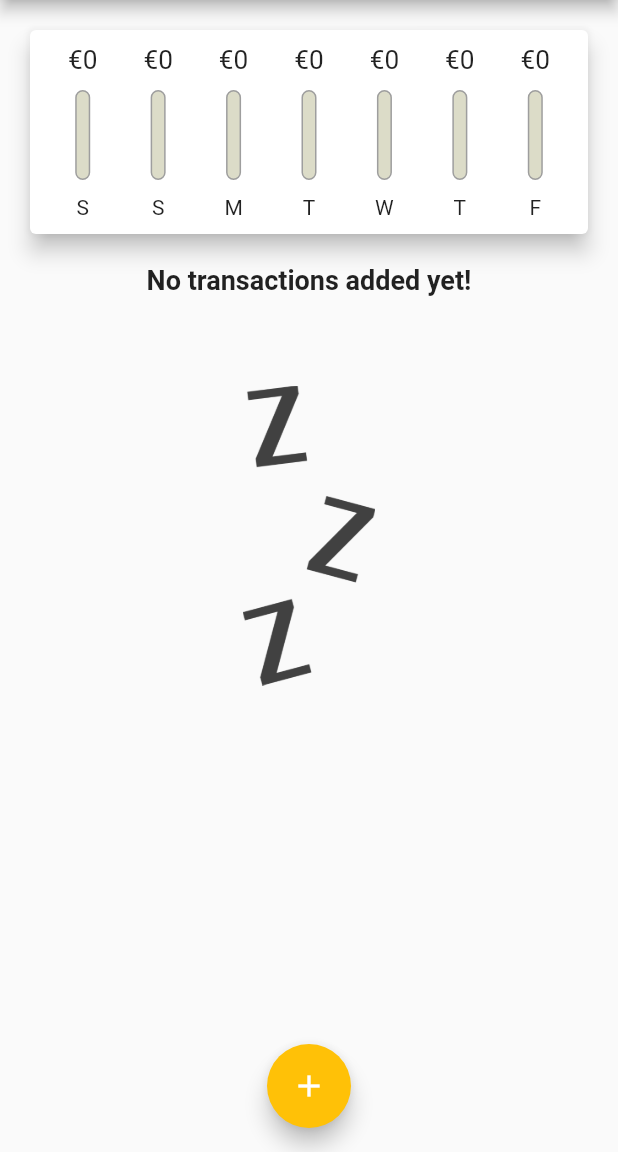
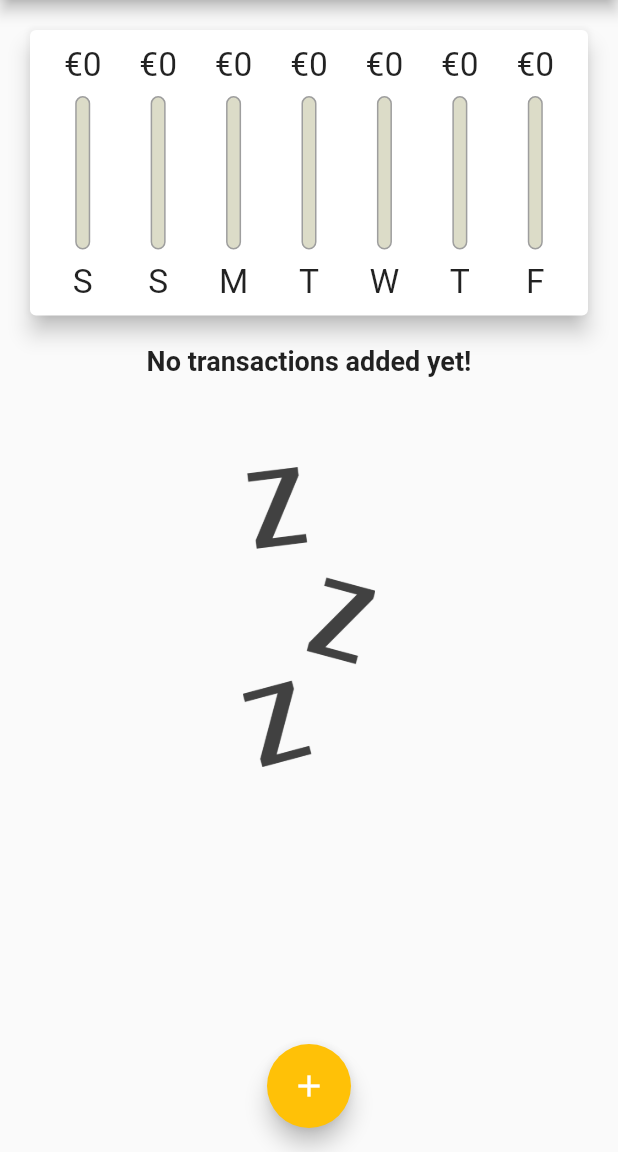
Before and after one commit to stevematdavies/flutter_psa, a Flutter app: the screen it shows after launch, on a phone screen of 412 x 824 dp, the part 84-1236 px from its top. Run offline on Flutter 3.47's test engine with Material 2 defaults, Android fonts, the phone set to English and light mode, and no system bars; Roboto replaces fonts that are missing (OpenSans).

Commit message:
Adding responsive resizing for portrait mode

```diff
--- a/lib/main.dart
+++ b/lib/main.dart
@@ -42,22 +42,8 @@ class MyHomePage extends StatefulWidget {
   @override
   State<MyHomePage> createState() => _MyHomePageState();
 }
-
 class _MyHomePageState extends State<MyHomePage> {
-  final List<Transaction> _userTransactions = [
-    /* Transaction(
-      id: '1',
-      title: 'New Shoes',
-      amount: 69.99,
-      date: DateTime.now(),
-    ),
-    Transaction(
-      id: '2',
-      title: 'Weekly Groceries',
-      amount: 16.53,
-      date: DateTime.now(),
-    ),*/
-  ];
+  final List<Transaction> _userTransactions = [];
 
   void _addNewTransaction(String txTitle, double txAmt, DateTime txDate) {
     setState(() {
@@ -86,8 +72,6 @@ class _MyHomePageState extends State<MyHomePage> {
     );
   }
 
-
-
   List<Transaction> get _recentTransactions {
     return List.from(_userTransactions.where((Transaction t) =>
         t.date.isAfter(DateTime.now().subtract(const Duration(days: 7)))));
@@ -95,8 +79,8 @@ class _MyHomePageState extends State<MyHomePage> {
 
   @override
   Widget build(BuildContext context) {
-    return Scaffold(
-      appBar: AppBar(
+
+     final appBar = AppBar(
         actions: <Widget>[
           IconButton(
             onPressed: () => _showAddNewTransaction(context),
@@ -104,13 +88,21 @@ class _MyHomePageState extends State<MyHomePage> {
           )
         ],
         title: const Text('Personal Expenses'),
-      ),
+      );
+
+    return Scaffold(
+      appBar: appBar,
       body: SingleChildScrollView(
         child: Column(
           crossAxisAlignment: CrossAxisAlignment.stretch,
           children: <Widget>[
-            Chart(_recentTransactions),
-            TransactionList(_userTransactions, _deleteTransaction)
+           SizedBox(
+              height: (MediaQuery.of(context).size.height - appBar.preferredSize.height - MediaQuery.of(context).padding.top) * 0.3,
+              child: Chart(_recentTransactions),
+              ),
+            SizedBox(
+              height: (MediaQuery.of(context).size.height - appBar.preferredSize.height  - MediaQuery.of(context).padding.top) * 0.7,
+              child: TransactionList(_userTransactions, _deleteTransaction))
           ],
         ),
       ),
--- a/lib/widgets/chart.dart
+++ b/lib/widgets/chart.dart
@@ -54,6 +54,7 @@ class Chart extends StatelessWidget {
                             ? 0.0
                             : (t['amount'] as double) / maxSpending)))
                 .toList()),
-        ));
+      ),
+    );
   }
 }
--- a/lib/widgets/chart_bar.dart
+++ b/lib/widgets/chart_bar.dart
@@ -11,15 +11,18 @@ class ChartBar extends StatelessWidget {
 
   @override
   Widget build(BuildContext context) {
+    return LayoutBuilder(builder: (ctx, constraints) {
       return Column(
         children: [
           SizedBox(
-            height: 20,
+              height: constraints.maxHeight * 0.15,
               child: FittedBox(
                   child: Text("€${spendingAmount.toStringAsFixed(0)}"))),
-        const SizedBox(height: 10),
           SizedBox(
-          height: 60,
+            height: constraints.maxHeight * 0.05,
+          ),
+          SizedBox(
+            height: constraints.maxHeight * 0.6,
             width: 10,
             child: Stack(
               children: [
@@ -40,9 +43,12 @@ class ChartBar extends StatelessWidget {
               ],
             ),
           ),
-        const SizedBox(height: 10),
-        Text(label)
+          SizedBox(height: constraints.maxHeight * 0.05),
+          SizedBox(
+              height: constraints.maxHeight * 0.15,
+              child: FittedBox(child: Text(label)))
         ],
       );
+    });
   }
 }
--- a/lib/widgets/transaction_list.dart
+++ b/lib/widgets/transaction_list.dart
@@ -7,13 +7,12 @@ class TransactionList extends StatelessWidget {
   final List<Transaction> transactions;
   final Function deleteTransaction;
 
-  const TransactionList(this.transactions,this.deleteTransaction, {Key? key}) : super(key: key);
+  const TransactionList(this.transactions, this.deleteTransaction, {Key? key})
+      : super(key: key);
 
   @override
   Widget build(BuildContext context) {
-    return SizedBox(
-      height: 450,
-      child: transactions.isEmpty
+    return transactions.isEmpty
         ? Column(children: <Widget>[
             Text("No transactions added yet!",
                 style: Theme.of(context).textTheme.titleMedium),
@@ -22,8 +21,8 @@ class TransactionList extends StatelessWidget {
             ),
             SizedBox(
                 height: 200,
-                  child: Image.asset('resources/images/waiting.png', fit: BoxFit.cover)
-              ),
+                child: Image.asset('resources/images/waiting.png',
+                    fit: BoxFit.cover)),
           ])
         : ListView.builder(
             itemBuilder: (ctx, i) {
@@ -35,25 +34,21 @@ class TransactionList extends StatelessWidget {
                   leading: CircleAvatar(
                     backgroundColor: Theme.of(context).colorScheme.primary,
                     radius: 30,
-                      child:  Padding(
+                    child: Padding(
                         padding: const EdgeInsets.all(10),
-                            child: FittedBox(
-                                child: Text("€${t.amount}")
-                            )
+                        child: FittedBox(child: Text("€${t.amount}"))),
                   ),
-                    ),
-                    title: Text(t.title, style: Theme.of(context).textTheme.titleMedium),
+                  title: Text(t.title,
+                      style: Theme.of(context).textTheme.titleMedium),
                   subtitle: Text(DateFormat('dd/MM/yyyy').format(t.date)),
                   trailing: IconButton(
                       icon: const Icon(Icons.delete),
                       color: Theme.of(context).errorColor,
-                      onPressed: () => deleteTransaction(t.id)
-                    ),
+                      onPressed: () => deleteTransaction(t.id)),
                 ),
               );
             },
             itemCount: transactions.length,
-            ),
           );
   }
 }
```
Lines whose indentation alone changed are shown as unchanged.
